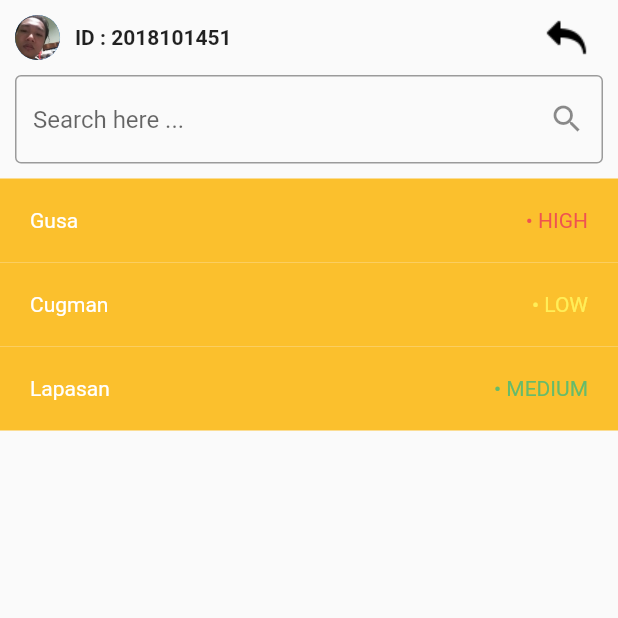
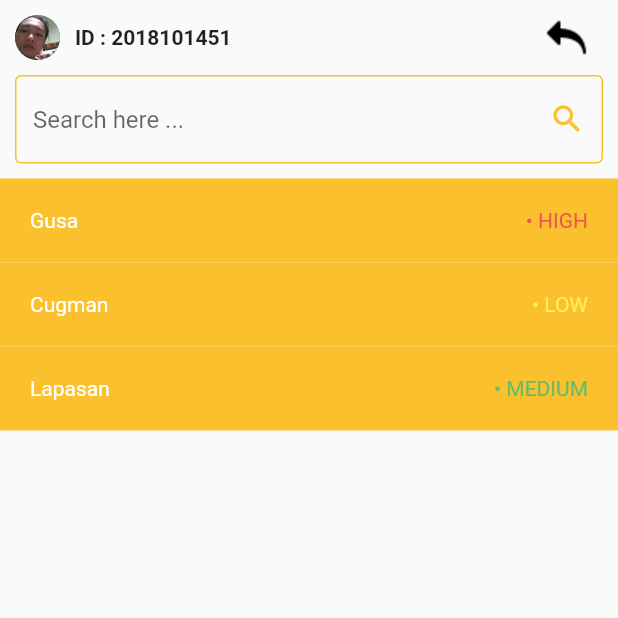
Before and after one commit to Phnumbahwan/Byahe_App, a Flutter app: the screen it shows after launch, after a tap on "LOGIN", on a phone screen of 412 x 824 dp, the top half of it. Run offline on Flutter 3.47's test engine with Material 2 defaults, Android fonts, the phone set to English and light mode, and no system bars.

Commit message:
Update and modify

```diff
--- a/lib/main.dart
+++ b/lib/main.dart
@@ -2,6 +2,7 @@ import 'package:byahe_app/pages/locationselection.dart';
 import 'package:flutter/material.dart';
 import 'package:byahe_app/pages/loginpage.dart';
 import 'package:byahe_app/pages/routeselection.dart';
+import 'package:byahe_app/pages/reservevehicle.dart';
 
 void main() {
   runApp(MyApp());
@@ -17,7 +18,8 @@ class MyApp extends StatelessWidget {
       routes: {
         '/loginpage': (context) => LoginPage(),
         '/locationselection': (context) => LocationSelection(),
-        '/routeselection': (context) => RouteSelection()
+        '/routeselection': (context) => RouteSelection(),
+        '/reservevehicle': (context) => ReserveVehicle()
       },
     );
   }
--- a/lib/pages/locationselection.dart
+++ b/lib/pages/locationselection.dart
@@ -50,17 +50,23 @@ class _LocationSelectionState extends State<LocationSelection> {
   @override
   Widget build(BuildContext context) {
     return Scaffold(
-        body: SafeArea(
-            child: Container(
+        body: SingleChildScrollView(
+            child: SafeArea(
+                child: Container(
       child: Column(
         children: <Widget>[
-          Container(height: 50, child: TopBarMod()),
+          Container(height: 50, child: TopBarMod()), //MAIN TOP BAR
           Container(
             margin: EdgeInsets.symmetric(horizontal: 10),
             child: Form(
               child: TextFormField(
                 decoration: InputDecoration(
-                    suffixIcon: Icon(Icons.search),
+                    enabledBorder: OutlineInputBorder(
+                        borderSide: BorderSide(color: Colors.yellow[700])),
+                    suffixIcon: Icon(
+                      Icons.search,
+                      color: Colors.yellow[700],
+                    ),
                     hintText: ('Search here ...'),
                     border: OutlineInputBorder()),
               ),
@@ -94,6 +100,6 @@ class _LocationSelectionState extends State<LocationSelection> {
           )
         ],
       ),
-    )));
+    ))));
   }
 }
--- a/lib/pages/loginpage.dart
+++ b/lib/pages/loginpage.dart
@@ -29,16 +29,28 @@ class LoginPage extends StatelessWidget {
                     padding: EdgeInsets.all(15),
                     child: TextFormField(
                       decoration: InputDecoration(
+                          enabledBorder: OutlineInputBorder(
+                              borderSide:
+                                  BorderSide(color: Colors.yellow[700])),
                           hintText: ("Username"),
-                          prefixIcon: Icon(Icons.person),
+                          prefixIcon: Icon(
+                            Icons.person,
+                            color: Colors.yellow[700],
+                          ),
                           border: OutlineInputBorder()),
                     )),
                 Padding(
                     padding: EdgeInsets.fromLTRB(15, 0, 15, 15),
                     child: TextFormField(
                       decoration: InputDecoration(
+                          enabledBorder: OutlineInputBorder(
+                              borderSide:
+                                  BorderSide(color: Colors.yellow[700])),
                           hintText: ("Password"),
-                          prefixIcon: Icon(Icons.lock),
+                          prefixIcon: Icon(
+                            Icons.lock,
+                            color: Colors.yellow[700],
+                          ),
                           border: OutlineInputBorder()),
                     )),
                 Padding(
```
Also changed, not shown: lib/data/data.dart (added, +74 -0 lines), lib/pages/reservevehicle.dart (added, +153 -0 lines), lib/pages/routeselection.dart (+7 -39 lines).
